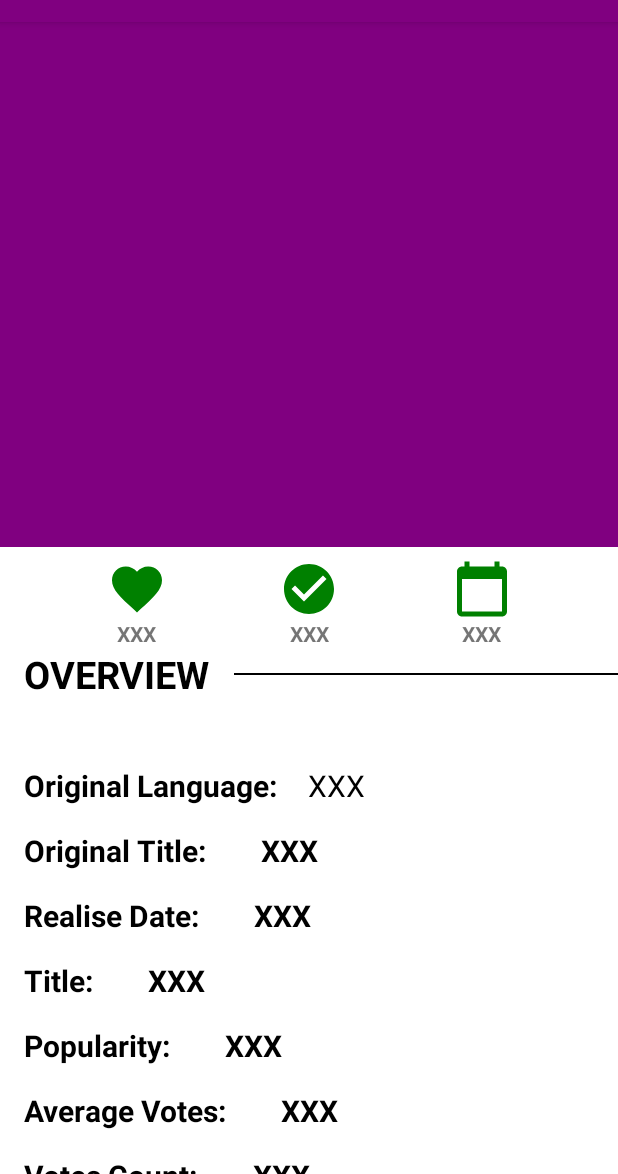
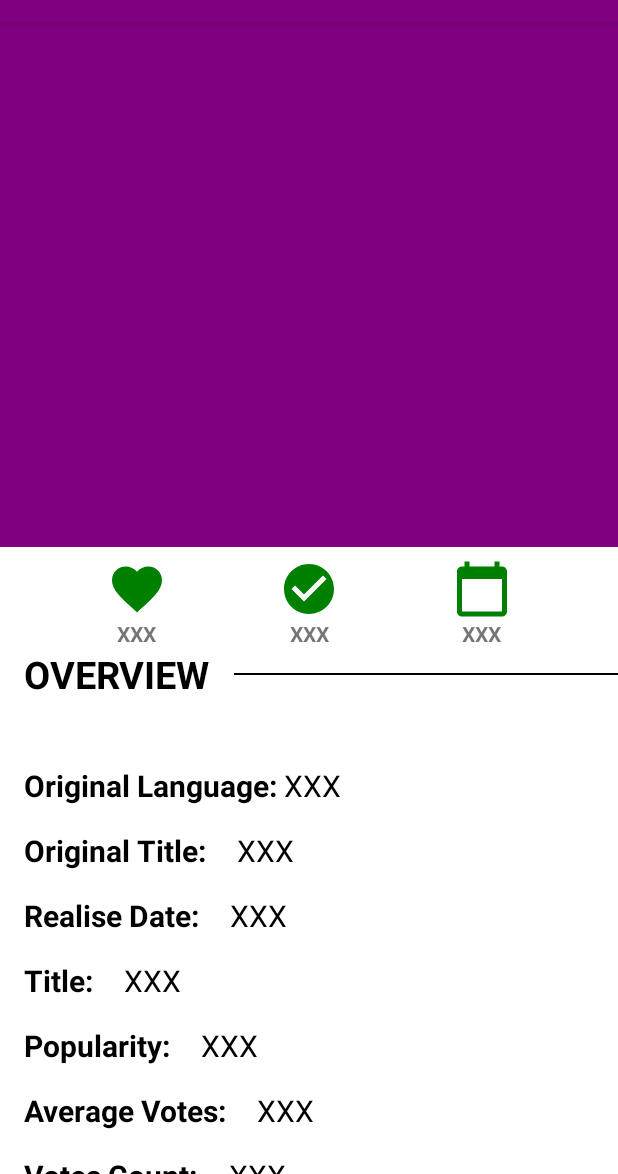
Before and after one commit to DaviPazzinis/NavitaTeste, an Android app: the MovieDetailsActivity screen opened directly, with no data from a screen before it, on a phone screen of 412 x 824 dp, the part 62-1236 px from its top. Run offline under Robolectric (Android 15) with nearby library versions, the phone set to English and light mode, and no system bars; pictures from the network do not load; 14 statements that could not run were skipped.

Commit message:
Layout Final BackUp

```diff
--- a/app/src/main/java/com/example/navitateste/adapter/MovieListAdapter.java
+++ b/app/src/main/java/com/example/navitateste/adapter/MovieListAdapter.java
@@ -23,10 +23,10 @@ import org.w3c.dom.Text;
 
 public class MovieListAdapter extends RecyclerView.Adapter<MovieListAdapter.MyViewHolder> {
 
-    private Context context;
+    private final Context context;
     private BodyResponseModel movieList;
     public static String IMG_URL_BASE = "https://image.tmdb.org/t/p/w500/";
-    private OnNoteListener mOnNoteListener;
+    private final OnNoteListener mOnNoteListener;
 
     public MovieListAdapter(Context context, BodyResponseModel movieList, OnNoteListener mOnNoteListener) {
         this.context = context;
--- a/app/src/main/java/com/example/navitateste/network/APIService.java
+++ b/app/src/main/java/com/example/navitateste/services/APIService.java
@@ -1,4 +1,4 @@
-package com.example.navitateste.network;
+package com.example.navitateste.services;
 
 import com.example.navitateste.model.BodyResponseModel;
 
--- a/app/src/main/java/com/example/navitateste/network/RetroInstance.java
+++ b/app/src/main/java/com/example/navitateste/services/RetroInstance.java
@@ -1,4 +1,4 @@
-package com.example.navitateste.network;
+package com.example.navitateste.services;
 
 import retrofit2.Retrofit;
 import retrofit2.converter.gson.GsonConverterFactory;
--- a/app/src/main/java/com/example/navitateste/ui/MainActivity.java
+++ b/app/src/main/java/com/example/navitateste/ui/MainActivity.java
@@ -2,6 +2,7 @@ package com.example.navitateste.ui;
 
 import androidx.appcompat.app.AppCompatActivity;
 import androidx.lifecycle.Observer;
+import androidx.lifecycle.ViewModelProvider;
 import androidx.lifecycle.ViewModelProviders;
 import androidx.recyclerview.widget.LinearLayoutManager;
 import androidx.recyclerview.widget.RecyclerView;
@@ -20,7 +21,6 @@ public class MainActivity extends AppCompatActivity implements MovieListAdapter.
 
     private BodyResponseModel bodyResponseModelList;
     private MovieListAdapter adapter;
-    private MovieListViewModel viewModel;
 
     @Override
     protected void onCreate(Bundle savedInstanceState) {
@@ -37,7 +37,7 @@ public class MainActivity extends AppCompatActivity implements MovieListAdapter.
 
         recyclerView.setAdapter(adapter);
 
-        viewModel = ViewModelProviders.of(this).get(MovieListViewModel.class);
+        MovieListViewModel viewModel = new ViewModelProvider(this).get(MovieListViewModel.class);
 
         viewModel.getNowPlayingMoviesListObserver().observe(this, new Observer<BodyResponseModel>() {
             @Override
@@ -54,6 +54,7 @@ public class MainActivity extends AppCompatActivity implements MovieListAdapter.
         });
 
         viewModel.makeApiCall();
+
     }
 
     @Override
--- a/app/src/main/java/com/example/navitateste/viewmodel/MovieListViewModel.java
+++ b/app/src/main/java/com/example/navitateste/viewmodel/MovieListViewModel.java
@@ -4,8 +4,8 @@ import androidx.lifecycle.MutableLiveData;
 import androidx.lifecycle.ViewModel;
 
 import com.example.navitateste.model.BodyResponseModel;
-import com.example.navitateste.network.APIService;
-import com.example.navitateste.network.RetroInstance;
+import com.example.navitateste.services.APIService;
+import com.example.navitateste.services.RetroInstance;
 
 import retrofit2.Call;
 import retrofit2.Callback;
--- a/app/src/main/res/layout/activity_movie_details.xml
+++ b/app/src/main/res/layout/activity_movie_details.xml
@@ -149,7 +149,6 @@
                 android:layout_width="wrap_content"
                 android:layout_height="wrap_content"
                 android:paddingStart="16dp"
-                android:paddingEnd="16dp"
                 android:paddingBottom="16dp"
                 android:text="Original Language: "
                 android:textColor="@color/Black"
@@ -162,7 +161,6 @@
                 android:id="@+id/text_detail_originalLanguage"
                 android:layout_width="wrap_content"
                 android:layout_height="wrap_content"
-
                 android:paddingBottom="16dp"
                 android:text="XXX"
                 android:textColor="@color/Black"
@@ -176,7 +174,6 @@
                 android:layout_width="wrap_content"
                 android:layout_height="wrap_content"
                 android:paddingStart="16dp"
-                android:paddingEnd="16dp"
                 android:paddingBottom="16dp"
                 android:text="Original Title: "
                 android:textColor="@color/Black"
@@ -195,7 +192,6 @@
                 android:text="XXX"
                 android:textColor="@color/Black"
                 android:textSize="20sp"
-                android:textStyle="bold"
                 app:layout_constraintLeft_toRightOf="@id/text_originalTitle"
                 app:layout_constraintBottom_toBottomOf="@id/text_originalTitle"/>
 
@@ -204,7 +200,6 @@
                 android:layout_width="wrap_content"
                 android:layout_height="wrap_content"
                 android:paddingStart="16dp"
-                android:paddingEnd="16dp"
                 android:paddingBottom="16dp"
                 android:text="Realise Date: "
                 android:textColor="@color/Black"
@@ -218,12 +213,11 @@
                 android:layout_width="wrap_content"
                 android:layout_height="wrap_content"
                 android:paddingStart="16dp"
-                android:paddingEnd="16dp"
                 android:paddingBottom="16dp"
                 android:text="XXX"
                 android:textColor="@color/Black"
                 android:textSize="20sp"
-                android:textStyle="bold"
+
                 app:layout_constraintLeft_toRightOf="@id/text_realiseDate"
                 app:layout_constraintBottom_toBottomOf="@id/text_realiseDate"/>
 
@@ -232,7 +226,6 @@
                 android:layout_width="wrap_content"
                 android:layout_height="wrap_content"
                 android:paddingStart="16dp"
-                android:paddingEnd="16dp"
                 android:paddingBottom="16dp"
                 android:text="Title: "
                 android:textColor="@color/Black"
@@ -251,7 +244,7 @@
                 android:text="XXX"
                 android:textColor="@color/Black"
                 android:textSize="20sp"
-                android:textStyle="bold"
+
                 app:layout_constraintLeft_toRightOf="@id/text_title"
                 app:layout_constraintBottom_toBottomOf="@id/text_title"/>
 
@@ -260,7 +253,6 @@
                 android:layout_width="wrap_content"
                 android:layout_height="wrap_content"
                 android:paddingStart="16dp"
-                android:paddingEnd="16dp"
                 android:paddingBottom="16dp"
                 android:text="Popularity: "
                 android:textColor="@color/Black"
@@ -279,7 +271,7 @@
                 android:text="XXX"
                 android:textColor="@color/Black"
                 android:textSize="20sp"
-                android:textStyle="bold"
+
                 app:layout_constraintLeft_toRightOf="@id/text_popularity"
                 app:layout_constraintBottom_toBottomOf="@id/text_popularity"/>
 
@@ -288,7 +280,6 @@
                 android:layout_width="wrap_content"
                 android:layout_height="wrap_content"
                 android:paddingStart="16dp"
-                android:paddingEnd="16dp"
                 android:paddingBottom="16dp"
                 android:text="Average Votes: "
                 android:textColor="@color/Black"
@@ -307,7 +298,7 @@
                 android:text="XXX"
                 android:textColor="@color/Black"
                 android:textSize="20sp"
-                android:textStyle="bold"
+
                 app:layout_constraintLeft_toRightOf="@id/text_averageVote"
                 app:layout_constraintBottom_toBottomOf="@id/text_averageVote"/>
 
@@ -316,7 +307,6 @@
                 android:layout_width="wrap_content"
                 android:layout_height="wrap_content"
                 android:paddingStart="16dp"
-                android:paddingEnd="16dp"
                 android:paddingBottom="16dp"
                 android:text="Votes Count: "
                 android:textColor="@color/Black"
@@ -335,7 +325,6 @@
                 android:text="XXX"
                 android:textColor="@color/Black"
                 android:textSize="20sp"
-                android:textStyle="bold"
                 app:layout_constraintLeft_toRightOf="@id/text_votesCount"
                 app:layout_constraintBottom_toBottomOf="@id/text_votesCount"/>
 
@@ -353,7 +342,6 @@
 
         </androidx.constraintlayout.widget.ConstraintLayout>
 
-
     </androidx.core.widget.NestedScrollView>
 
 </androidx.coordinatorlayout.widget.CoordinatorLayout>
```
Also changed, not shown: app/src/main/java/com/example/navitateste/model/Genre.java (added, +26 -0 lines), app/src/main/java/com/example/navitateste/model/MovieModel.java (+11 -1 lines).
